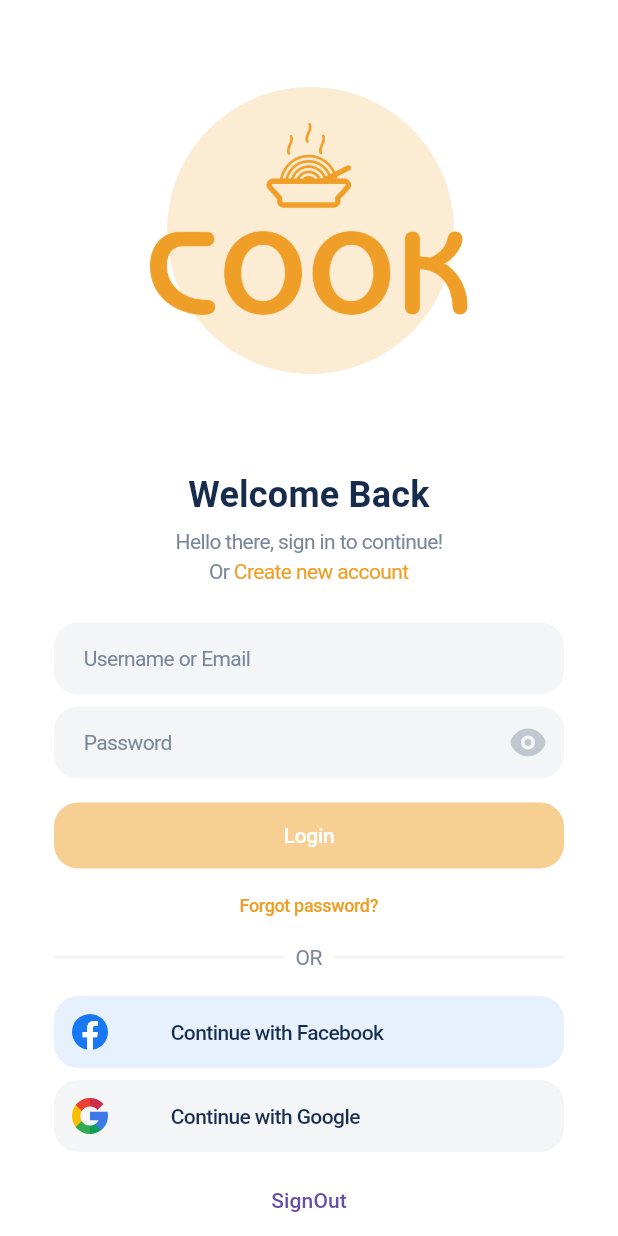
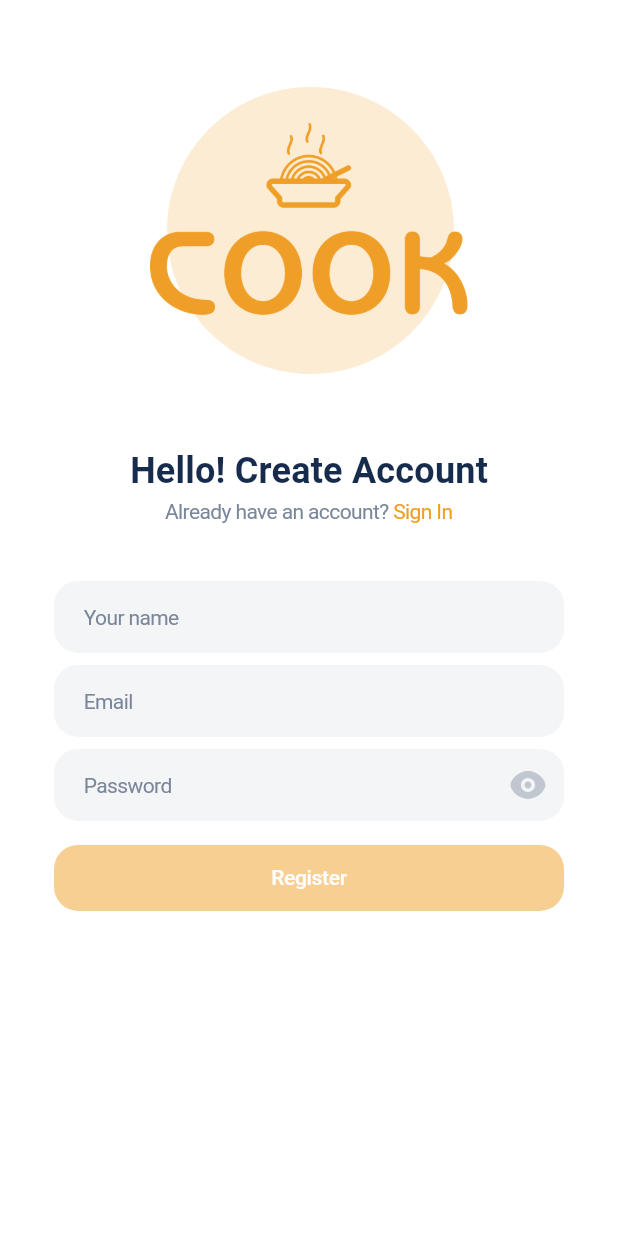
Before and after one commit to duynam112005/food-drink-delivery, a Flutter app: the LoginPage screen opened by its route, after a tap on "Create new account", on a phone screen of 412 x 824 dp. Run offline on Flutter 3.47's test engine with Material 3 defaults, Android fonts, the phone set to English and light mode, and no system bars; our stand-ins replace dio, firebase_auth, firebase_core, flutter_secure_storage, flutter_svg, freezed_annotation and 3 more; accounts and stored records are empty.

Commit message:
feat: register

```diff
--- a/lib/models/entities/auth/login/login_entity.dart
+++ /dev/null
@@ -1,18 +0,0 @@
-import 'package:food_drink_delivery/models/entities/auth/login/user_entity.dart';
-import 'package:freezed_annotation/freezed_annotation.dart';
-part 'login_entity.freezed.dart';
-part 'login_entity.g.dart';
-
-@freezed
-abstract class LoginEntity with _$LoginEntity {
-  factory LoginEntity({
-    required UserEntity user,
-    required String accessToken,
-    required String refreshToken,
-    required String tokenType,
-    required int expiresIn,
-  }) = _LoginEntity;
-
-  factory LoginEntity.fromJson(Map<String, Object?> json) =>
-      _$LoginEntityFromJson(json);
-}
--- a/lib/router/route_config.dart
+++ b/lib/router/route_config.dart
@@ -2,6 +2,7 @@ import 'package:flutter/widgets.dart';
 import 'package:food_drink_delivery/ui/pages/app_start/onboarding_page.dart';
 import 'package:food_drink_delivery/ui/pages/auth/forgot_password/enter_email/enter_email_page.dart';
 import 'package:food_drink_delivery/ui/pages/auth/login/login_page.dart';
+import 'package:food_drink_delivery/ui/pages/auth/register/register_page.dart';
 import 'package:go_router/go_router.dart';
 
 class RouteConfig {
@@ -14,6 +15,7 @@ class RouteConfig {
   static const String enterEmail = '/enter_email';
   static const String enterOtp = '/enter_otp';
   static const String resetPassword = 'reset_password';
+  static const String register = '/register';
 
   static final routes = GoRouter(
     initialLocation: onboarding,
@@ -34,6 +36,11 @@ class RouteConfig {
         name: 'enter_email',
         builder: (context, state) => const EnterEmailPage(),
       ),
+      GoRoute(
+        path: register,
+        name: 'register',
+        builder: (context, state) => const RegisterPage(),
+      ),
     ],
   );
 }
--- a/lib/ui/pages/auth/login/login_page.dart
+++ b/lib/ui/pages/auth/login/login_page.dart
@@ -90,7 +90,8 @@ class _LoginPageState extends State<LoginPage> {
                           onPressed: () {
                             _authService.signOut();
                           },
-                        ),                      ],
+                        ),
+                      ],
                     ),
                   ),
                 ),
@@ -128,7 +129,10 @@ class _LoginPageState extends State<LoginPage> {
           children: [
             Text('Or ', style: AppTextStyles.greyS14),
             InkWell(
-              onTap: () {},
+              onTap: () {
+                context.pushNamed('register');
+                print('Navigating to register page');
+              },
               child: Text('Create new account', style: AppTextStyles.redS14),
             ),
           ],
@@ -162,7 +166,7 @@ class _LoginPageState extends State<LoginPage> {
             }
             final social = await _apiClient.loginWithSocial(firebaseIdToken);
             final accessToken = social.accessToken;
-            if (accessToken!.isEmpty) {
+            if (accessToken.isEmpty) {
               debugPrint('Access token is empty from API response');
               return;
             }
@@ -204,6 +208,7 @@ class _BuildLoginFormState extends State<BuildLoginForm> {
   final _formKey = GlobalKey<FormState>();
   late final TextEditingController _emailController;
   late final TextEditingController _passwordController;
+  final ApiClient _apiClient = ApiClient(dio: DioClient().dio);
 
   bool _isLoginEnabled = false;
 
@@ -237,7 +242,7 @@ class _BuildLoginFormState extends State<BuildLoginForm> {
         children: [
           AppTextfieldWidget(
             controller: _emailController,
-            hintText: 'Username or Email',
+            hintText: 'Email',
             onChanged: (value) => _checkForm(),
           ),
           const SizedBox(height: 8),
@@ -248,8 +253,17 @@ class _BuildLoginFormState extends State<BuildLoginForm> {
           ),
           const SizedBox(height: 16),
           InkWell(
-            onTap: () {
-              //if (_formKey.currentState!.validate() && _isLoginEnabled) {}
+            borderRadius: BorderRadius.circular(16),
+            onTap: () async {
+              if (_formKey.currentState!.validate() && _isLoginEnabled) {
+                final email = _emailController.text.trim();
+                final password = _passwordController.text.trim();
+                final data = await _apiClient.loginWithEmailAndPassword(
+                  email,
+                  password,
+                );
+                debugPrint('Login successful: ${data.accessToken}');
+              }
             },
             radius: 16,
             child: Container(
--- /dev/null
+++ b/lib/ui/pages/auth/register/register_page.dart
@@ -0,0 +1,154 @@
+import 'package:flutter/material.dart';
+import 'package:food_drink_delivery/common/app_colors.dart';
+import 'package:food_drink_delivery/common/app_images.dart';
+import 'package:food_drink_delivery/common/app_text_styles.dart';
+import 'package:food_drink_delivery/ui/widgets/app_textfield_widget.dart';
+import 'package:food_drink_delivery/ui/widgets/password_textfield_widget.dart';
+import 'package:go_router/go_router.dart';
+
+class RegisterPage extends StatefulWidget {
+  const RegisterPage({super.key});
+
+  @override
+  State<RegisterPage> createState() => _RegisterPageState();
+}
+
+class _RegisterPageState extends State<RegisterPage> {
+  @override
+  Widget build(BuildContext context) {
+    return Scaffold(
+      backgroundColor: Colors.white,
+      body: SafeArea(
+        child: Padding(
+          padding: const EdgeInsets.symmetric(horizontal: 36),
+          child: Column(
+            children: [
+              _buildLogo(),
+              _buildTitle(),
+              const SizedBox(height: 36),
+              BuildRegisterForm(),
+            ],
+          ),
+        ),
+      ),
+    );
+  }
+
+  Widget _buildLogo() {
+    return Padding(
+      padding: const EdgeInsets.fromLTRB(64, 58, 64, 48),
+      child: Image.asset(AppImages.logo),
+    );
+  }
+
+  Widget _buildTitle() {
+    return Column(
+      children: [
+        Text('Hello! Create Account', style: AppTextStyles.blackS24Bold),
+        Row(
+          mainAxisAlignment: MainAxisAlignment.center,
+          children: [
+            Text('Already have an account? ', style: AppTextStyles.greyS14),
+            InkWell(
+              onTap: () {
+                context.pop();
+              },
+              child: Text('Sign In', style: AppTextStyles.redS14),
+            ),
+          ],
+        ),
+      ],
+    );
+  }
+}
+
+class BuildRegisterForm extends StatefulWidget {
+  const BuildRegisterForm({super.key});
+
+  @override
+  State<BuildRegisterForm> createState() => _BuildRegisterFormState();
+}
+
+class _BuildRegisterFormState extends State<BuildRegisterForm> {
+  late final TextEditingController _nameController;
+  late final TextEditingController _emailController;
+  late final TextEditingController _passwordController;
+  final _formKey = GlobalKey<FormState>();
+
+  bool _isRegisterEnabled = false;
+
+  void _checkRegisterEnabled() {
+    setState(() {
+      _isRegisterEnabled =
+          _nameController.text.isNotEmpty &&
+          _emailController.text.contains('@gmail.com') &&
+          _passwordController.text.length >= 6;
+    });
+  }
+
+  @override
+  void initState() {
+    super.initState();
+    _nameController = TextEditingController();
+    _emailController = TextEditingController();
+    _passwordController = TextEditingController();
+  }
+
+  @override
+  Widget build(BuildContext context) {
+    return Form(
+      child: Column(
+        children: [
+          AppTextfieldWidget(
+            controller: _nameController,
+            hintText: 'Your name',
+            onChanged: (value) {
+              _checkRegisterEnabled();
+            },
+          ),
+          Padding(
+            padding: const EdgeInsets.symmetric(vertical: 8),
+            child: AppTextfieldWidget(
+              controller: _emailController,
+              hintText: 'Email',
+              onChanged: (value) {
+                _checkRegisterEnabled();
+              },
+            ),
+          ),
+          PasswordTextfieldWidget(
+            controller: _passwordController,
+            hintText: 'Password',
+            onChanged: (value) {
+              _checkRegisterEnabled();
+            },
+          ),
+          const SizedBox(height: 16),
+          InkWell(
+            onTap: () async {
+              if(_formKey.currentState!.validate() && _isRegisterEnabled){
+
+              }
+            },
+            borderRadius: BorderRadius.circular(16),
+            child: Container(
+              width: double.infinity,
+              padding: const EdgeInsets.symmetric(vertical: 12),
+              decoration: BoxDecoration(
+                color: _isRegisterEnabled
+                    ? AppColors.red400
+                    : AppColors.red400.withOpacity(0.5),
+                borderRadius: BorderRadius.circular(16),
+              ),
+              child: Text(
+                'Register',
+                style: AppTextStyles.whiteS14Medium,
+                textAlign: TextAlign.center,
+              ),
+            ),
+          ),
+        ],
+      ),
+    );
+  }
+}
--- a/lib/ui/widgets/text_button_widget.dart
+++ b/lib/ui/widgets/text_button_widget.dart
@@ -11,7 +11,7 @@ class TextButtonWidget extends StatelessWidget {
   Widget build(BuildContext context) {
     return InkWell(
       onTap: onTap,
-      radius: 16,
+      borderRadius: BorderRadius.circular(16),
       child: Container(
         width: double.infinity,
         padding: const EdgeInsets.symmetric(vertical: 12),
```
Also changed, not shown: lib/models/entities/auth/auth_results/auth_entity.dart (added, +18 -0 lines), lib/network/api_client.dart (+15 -9 lines), lib/ui/pages/app_start/onboarding_page.dart (+0 -27 lines), lib/models/entities/auth/auth_results/auth_entity.freezed.dart, lib/models/entities/auth/auth_results/auth_entity.g.dart, lib/models/entities/auth/user/user_entity.dart (renamed from lib/models/entities/auth/login/user_entity.dart), lib/models/entities/auth/user/user_entity.freezed.dart (renamed from lib/models/entities/auth/login/user_entity.freezed.dart), lib/models/entities/auth/user/user_entity.g.dart (renamed from lib/models/entities/auth/login/user_entity.g.dart).
